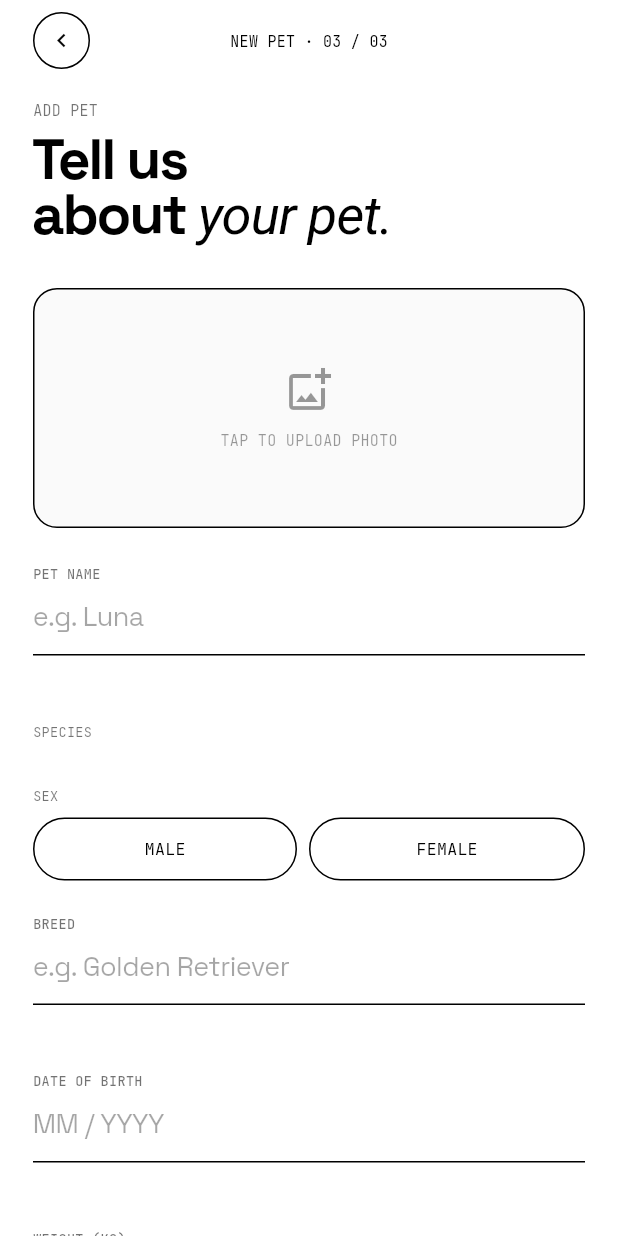
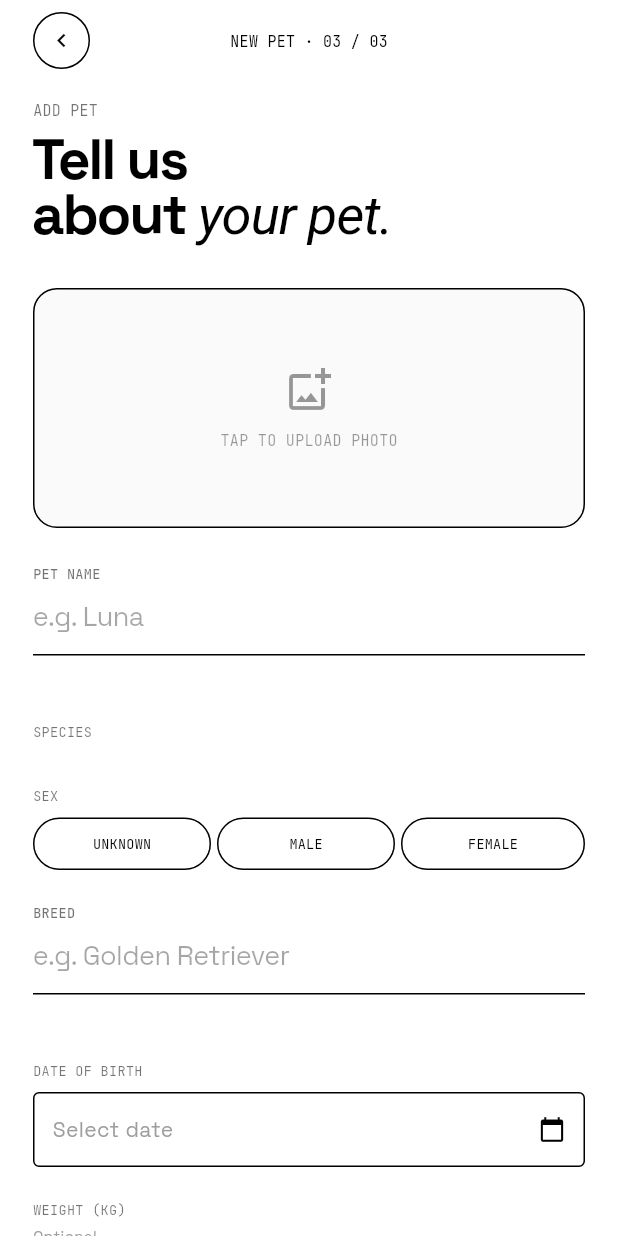
Before and after one commit to W1llpr0/prograMovil, a Flutter app: the AddPetPage screen opened by its route, on a phone screen of 412 x 824 dp. Run offline on Flutter 3.47's test engine with Material 3 defaults, Android fonts, the light colour scheme and no system bars; our stand-ins replace get, google_fonts, image_picker, supabase_flutter; accounts and stored records are empty; Roboto replaces fonts that are missing (Instrument Serif).

Commit message:
feat: improve pet creation and profile editing forms
- Add SQL migration file for document column in users table
- Change profile placeholders from 'Not set' to empty strings
- Improve dialog hints from 'Enter' to 'Add'
- Add date picker for pet birth date (MM/YYYY format)
- Mark weight field as optional with label
- Add 'Unknown' option to sex selector (Unknown/Male/Female)
- Handle 'Unknown' sex properly in savePet (store as null)

```diff
--- a/app/lib/pages/add_pet/add_pet_controller.dart
+++ b/app/lib/pages/add_pet/add_pet_controller.dart
@@ -78,7 +78,7 @@ class AddPetController extends GetxController {
       clientId: uid,
       name: nameCtrl.text.trim(),
       speciesId: selectedSpecies.value!.id,
-      sexCode: selectedSex.value.isEmpty ? null : selectedSex.value,
+      sexCode: selectedSex.value.isEmpty || selectedSex.value == 'Unknown' ? null : selectedSex.value,
       birthDate: birthDate.value,
       weightKg: double.tryParse(weightCtrl.text),
       microchip: microchipCtrl.text.trim().isEmpty ? null : microchipCtrl.text.trim(),
--- a/app/lib/pages/add_pet/add_pet_page.dart
+++ b/app/lib/pages/add_pet/add_pet_page.dart
@@ -104,30 +104,28 @@ class AddPetPage extends StatelessWidget {
                           _SelectChip(
                             label: species.name.toUpperCase(),
                             selected: ctrl.selectedSpecies.value?.id == species.id,
-                            onTap: () {
-                              ctrl.selectedSpecies.value = species;
-                            },
+                            onTap: () => ctrl.selectedSpecies.value = species,
                           ),
                       ],
                     )),
 
                     const SizedBox(height: 22),
 
-                    // Sex selector
+                    // Sex selector - with Unknown option
                     Text('SEX', style: GoogleFonts.jetBrainsMono(fontSize: 9, letterSpacing: 0.22,
                         color: Colors.black.withValues(alpha: 0.55))),
                     const SizedBox(height: 8),
                     Obx(() => Row(
                       children: [
-                        for (final s in ['Male', 'Female'])
+                        for (final s in ['Unknown', 'Male', 'Female'])
                           Expanded(
                             child: Padding(
-                              padding: EdgeInsets.only(right: s == 'Male' ? 8 : 0),
+                              padding: EdgeInsets.only(right: s != 'Female' ? 4 : 0),
                               child: GestureDetector(
                                 onTap: () => ctrl.selectedSex.value = s,
                                 child: AnimatedContainer(
                                   duration: const Duration(milliseconds: 200),
-                                  padding: const EdgeInsets.symmetric(vertical: 12),
+                                  padding: const EdgeInsets.symmetric(vertical: 10),
                                   decoration: BoxDecoration(
                                     color: ctrl.selectedSex.value == s ? Colors.black : Colors.white,
                                     border: Border.all(color: Colors.black),
@@ -135,7 +133,7 @@ class AddPetPage extends StatelessWidget {
                                   ),
                                   child: Center(
                                     child: Text(s.toUpperCase(),
-                                        style: GoogleFonts.jetBrainsMono(fontSize: 11, letterSpacing: 0.22,
+                                        style: GoogleFonts.jetBrainsMono(fontSize: 9, letterSpacing: 0.16,
                                             color: ctrl.selectedSex.value == s ? Colors.white : Colors.black)),
                                   ),
                                 ),
@@ -149,10 +147,52 @@ class AddPetPage extends StatelessWidget {
 
                     LineInput(label: 'BREED', hint: 'e.g. Golden Retriever', controller: ctrl.breedCtrl),
                     const SizedBox(height: 22),
-                    LineInput(label: 'DATE OF BIRTH', hint: 'MM / YYYY', controller: ctrl.birthDateCtrl),
+
+                    // Date picker instead of text input
+                    Text('DATE OF BIRTH',
+                        style: GoogleFonts.jetBrainsMono(fontSize: 9, letterSpacing: 0.22,
+                            color: Colors.black.withValues(alpha: 0.55))),
+                    const SizedBox(height: 8),
+                    Obx(() => GestureDetector(
+                      onTap: () => ctrl.pickDate(context),
+                      child: Container(
+                        padding: const EdgeInsets.symmetric(horizontal: 12, vertical: 14),
+                        decoration: BoxDecoration(
+                          border: Border.all(color: Colors.black),
+                          borderRadius: BorderRadius.circular(4),
+                        ),
+                        child: Row(
+                          children: [
+                            Expanded(
+                              child: Text(
+                                ctrl.birthDate.value != null
+                                    ? '${ctrl.birthDate.value!.month}/${ctrl.birthDate.value!.year}'
+                                    : 'Select date',
+                                style: GoogleFonts.spaceGrotesk(
+                                  fontSize: 14,
+                                  color: ctrl.birthDate.value != null ? Colors.black : Colors.grey,
+                                ),
+                              ),
+                            ),
+                            const Icon(Icons.calendar_today, size: 18, color: Colors.black),
+                          ],
+                        ),
+                      ),
+                    )),
+
                     const SizedBox(height: 22),
-                    LineInput(label: 'WEIGHT (KG)', hint: '0.0', controller: ctrl.weightCtrl, keyboardType: TextInputType.number),
+
+                    // Weight - optional
+                    Text('WEIGHT (KG)',
+                        style: GoogleFonts.jetBrainsMono(fontSize: 9, letterSpacing: 0.22,
+                            color: Colors.black.withValues(alpha: 0.55))),
+                    const SizedBox(height: 4),
+                    Text('Optional',
+                        style: GoogleFonts.spaceGrotesk(fontSize: 10, color: Colors.grey)),
+                    const SizedBox(height: 4),
+                    LineInput(label: '', hint: '0.0', controller: ctrl.weightCtrl, keyboardType: TextInputType.number),
                     const SizedBox(height: 22),
+
                     LineInput(label: 'MICROCHIP / ID', hint: 'Optional', controller: ctrl.microchipCtrl),
 
                     const SizedBox(height: 40),
```
Also changed, not shown: app/lib/pages/profile/profile_page.dart (+4 -4 lines), 1 other file.
